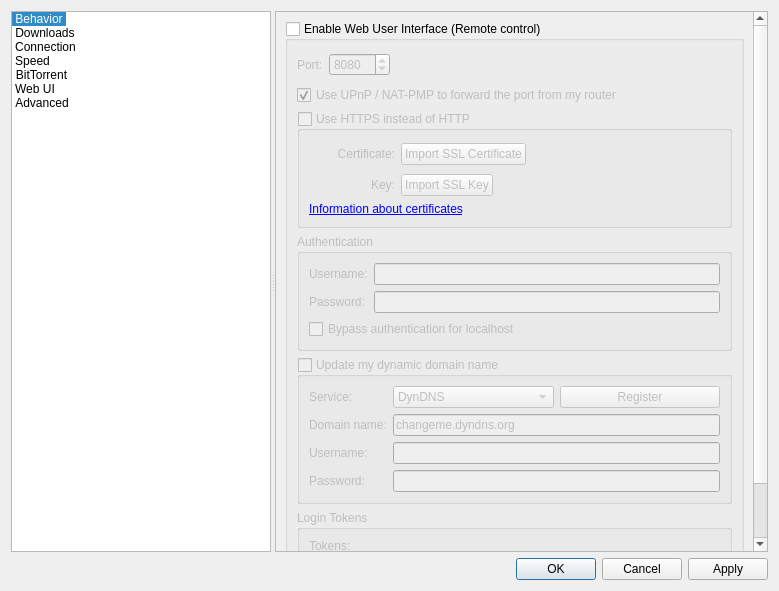
Supericy/qBittorrent, file src/gui/options.ui: the form before one commit.
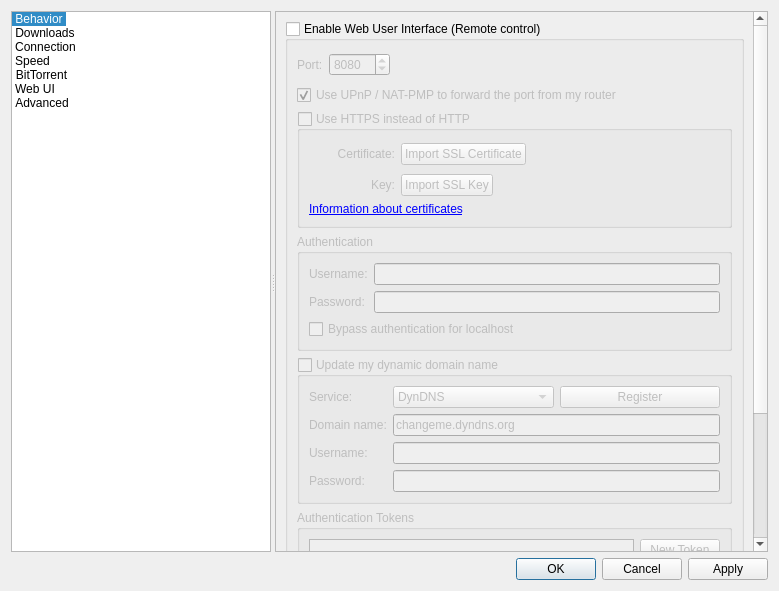
The form after the commit. The open tabs and pages were chosen to show the change. Icons and pictures are not drawn.

Commit message: improve ui for managing authentication tokens

```diff
--- a/src/gui/options.ui
+++ b/src/gui/options.ui
@@ -2891,11 +2891,80 @@
                <item>
                    <widget class="QGroupBox" name="groupWebUiAuth">
                        <property name="title">
-                           <string>Login Tokens</string>
+                           <string>Authentication Tokens</string>
                        </property>
-                       <layout class="QGridLayout" name="gridLayout_10">
+
+
+                       <layout class="QHBoxLayout" name="horizontalLayout_16">
+                           <item>
+                               <widget class="QTreeView" name="authenticationTokensView">
+                                   <property name="sizePolicy">
+                                       <sizepolicy hsizetype="Expanding" vsizetype="Expanding">
+                                           <horstretch>0</horstretch>
+                                           <verstretch>1</verstretch>
+                                       </sizepolicy>
+                                   </property>
+                                   <property name="minimumSize">
+                                       <size>
+                                           <width>250</width>
+                                           <height>150</height>
+                                       </size>
+                                   </property>
+                                   <property name="editTriggers">
+                                       <set>QAbstractItemView::AllEditTriggers</set>
+                                   </property>
+                                   <property name="selectionMode">
+                                       <enum>QAbstractItemView::SingleSelection</enum>
+                                   </property>
+                                   <property name="selectionBehavior">
+                                       <enum>QAbstractItemView::SelectRows</enum>
+                                   </property>
+                                   <property name="textElideMode">
+                                       <enum>Qt::ElideNone</enum>
+                                   </property>
+                                   <property name="rootIsDecorated">
+                                       <bool>false</bool>
+                                   </property>
+                                   <attribute name="headerDefaultSectionSize">
+                                       <number>80</number>
+                                   </attribute>
+                                   <attribute name="headerStretchLastSection">
+                                       <bool>false</bool>
+                                   </attribute>
+                               </widget>
+                           </item>
+                           <item>
+                               <layout class="QVBoxLayout" name="verticalLayout_37">
+                                   <item>
+                                       <widget class="QPushButton" name="newTokenButton">
+                                           <property name="text">
+                                               <string>New Token</string>
+                                           </property>
+                                       </widget>
+                                   </item>
+                                   <item>
+                                       <spacer name="verticalSpacer_6">
+                                           <property name="orientation">
+                                               <enum>Qt::Vertical</enum>
+                                           </property>
+                                           <property name="sizeHint" stdset="0">
+                                               <size>
+                                                   <width>20</width>
+                                                   <height>40</height>
+                                               </size>
+                                           </property>
+                                       </spacer>
+                                   </item>
+                               </layout>
+                           </item>
+                       </layout>
+
+
+
+
+                       <!-- <layout class="QGridLayout" name="gridLayout_10">
                            <item row="3" column="1">
-                               <widget class="QLineEdit" name="textWebUiLoginTokens">
+                               <widget class="QLineEdit" name="textWebUiAuthenticationTokens">
                                    <property name="text">
                                        <string/>
                                    </property>
@@ -2908,13 +2977,13 @@
                                </widget>
                            </item>
                            <item row="0" column="0" rowspan="3">
-                               <widget class="QLabel" name="lblWebUiLoginTokens">
+                               <widget class="QLabel" name="lblWebUiAuthenticationTokens">
                                    <property name="text">
                                        <string>Tokens:</string>
                                    </property>
                                </widget>
                            </item>
-                       </layout>
+                       </layout> -->
                    </widget>
                </item>
 
```
The commit also changes 5 other files.
